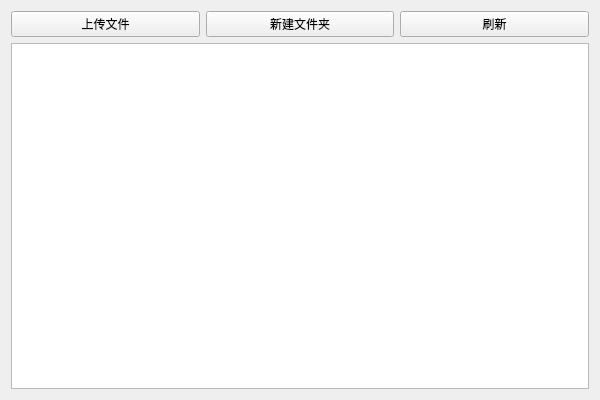
This is PersonalDrive/DriveView.ui in 3548848289/UniFileHub as Qt 5 draws it before an edit. The edited form follows.
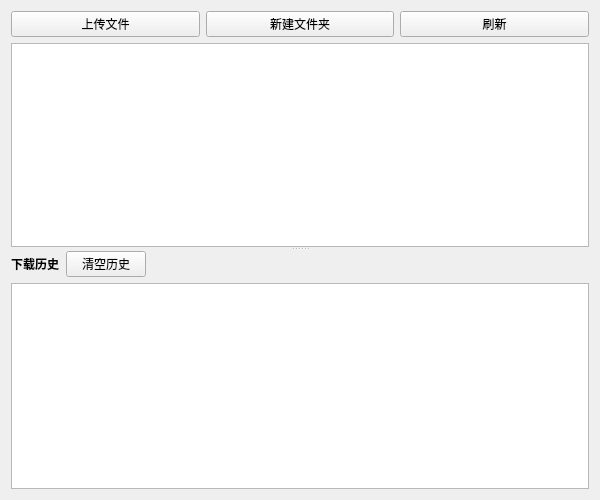
This is the edited form.

Commit message: 个人网盘新建下载记录记忆功能

What changed in the file:
```diff
--- a/PersonalDrive/DriveView.ui
+++ b/PersonalDrive/DriveView.ui
@@ -7,7 +7,7 @@
     <x>0</x>
     <y>0</y>
     <width>600</width>
-    <height>400</height>
+    <height>500</height>
    </rect>
   </property>
   <property name="windowTitle">
@@ -46,7 +46,56 @@
       </layout>
      </item>
      <item>
-      <widget class="QTableView" name="tableView"/>
+      <widget class="QSplitter" name="splitter">
+       <property name="orientation">
+        <enum>Qt::Vertical</enum>
+       </property>
+       <widget class="QTableView" name="tableView"/>
+       <widget class="QWidget" name="downloadHistoryWidget">
+        <layout class="QVBoxLayout" name="verticalLayout_2">
+         <item>
+          <layout class="QHBoxLayout" name="horizontalLayout_3">
+           <item>
+            <widget class="QLabel" name="downloadHistoryLabel">
+             <property name="text">
+              <string>下载历史</string>
+             </property>
+             <property name="font">
+              <font>
+               <weight>75</weight>
+               <bold>true</bold>
+              </font>
+             </property>
+            </widget>
+           </item>
+           <item>
+            <widget class="QPushButton" name="clearHistoryBtn">
+             <property name="text">
+              <string>清空历史</string>
+             </property>
+            </widget>
+           </item>
+           <item>
+            <spacer name="horizontalSpacer">
+             <property name="orientation">
+              <enum>Qt::Horizontal</enum>
+             </property>
+             <property name="sizeHint" stdset="0">
+              <size>
+               <width>40</width>
+               <height>20</height>
+              </size>
+             </property>
+            </spacer>
+           </item>
+          </layout>
+         </item>
+         <item>
+          <widget class="QTableView" name="downloadHistoryTableView"/>
+         </item>
+        </layout>
+       </widget>
+      </widget>
      </item>
     </layout>
    </item>
```
The commit also changes 13 other files.
